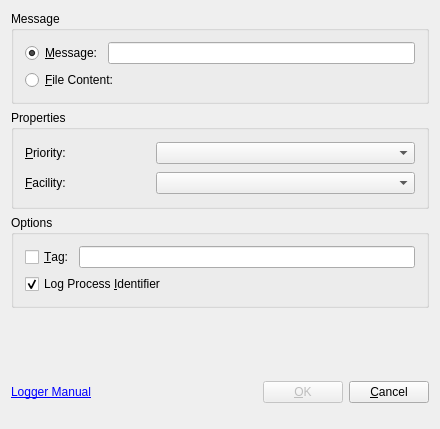
Old version of the form src/loggerDialogBase.ui in the repository KDE/ksystemlog.
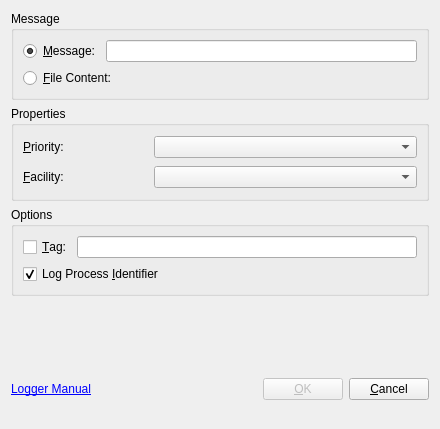
New version of the form. Custom widgets are drawn as their Qt base class.

Commit message:
SVN_SILENT Cleanup .ui files
This removes (as discussed on k-c-d)
* obsolete <pixmapfunction>
* deprecated <layoutdefault>
* empty <author>, <comment>, <exportmacro>

What changed in the file:
```diff
--- a/src/loggerDialogBase.ui
+++ b/src/loggerDialogBase.ui
@@ -349,8 +349,6 @@
    </item>
   </layout>
  </widget>
- <layoutdefault spacing="6" margin="11" />
- <pixmapfunction>qPixmapFromMimeSource</pixmapfunction>
  <customwidgets>
   <customwidget>
    <class>KComboBox</class>
```
The commit also changes 1 other file.
